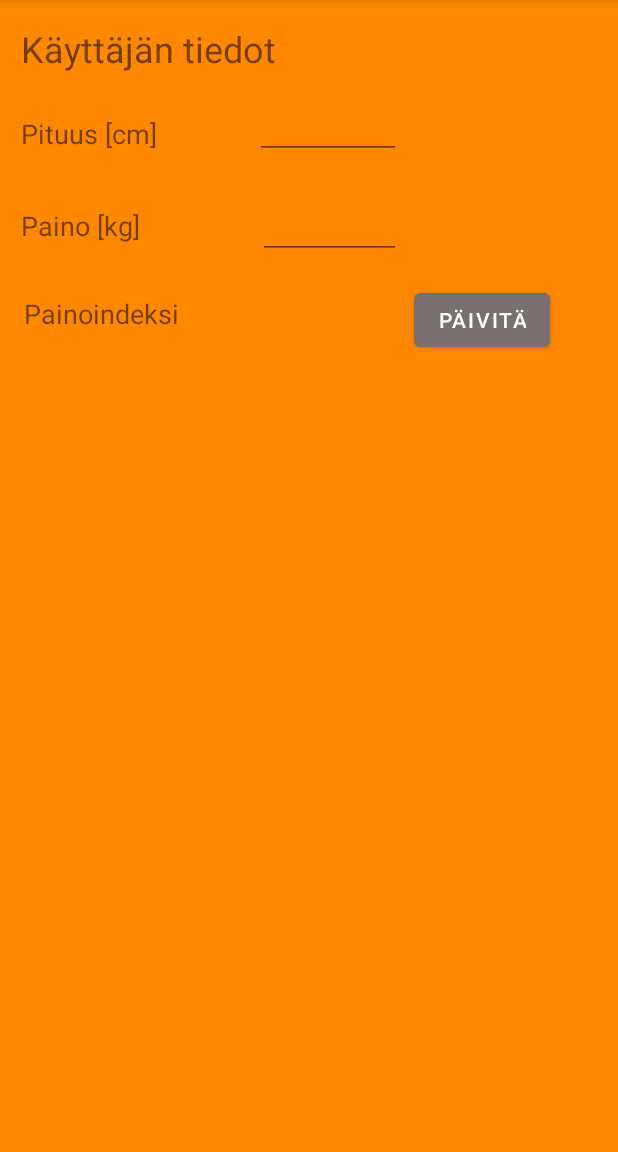
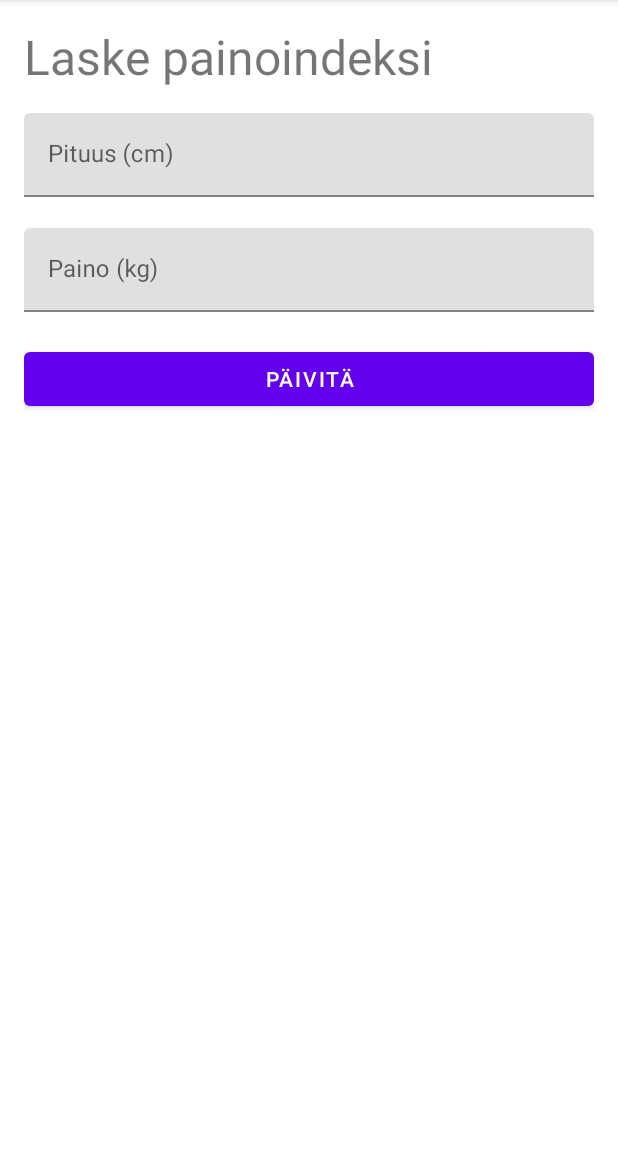
Before and after one commit to akseliekseli/EpicCO2App, an Android app: the fragment BMIFragment placed in its activity, on a phone screen of 412 x 824 dp, the part 84-1236 px from its top. Run offline under Robolectric (Android 15) with nearby library versions, the phone set to English and light mode, and no system bars; our stand-ins replace Firebase (no records; nobody signed in at launch, a user with empty details on screens opened directly), Volley.

Commit message:
Renamed files and improved BMIcalculator UI

```diff
--- a/app/src/main/java/com/example/epicco2app/SettingsFragment.java
+++ b/app/src/main/java/com/example/epicco2app/BMIFragment.java
@@ -6,22 +6,22 @@ import android.view.View;
 import android.view.ViewGroup;
 import android.widget.Button;
 import android.widget.EditText;
+import android.widget.LinearLayout;
 import android.widget.TextView;
+import android.widget.Toast;
 
 import androidx.annotation.NonNull;
 import androidx.annotation.Nullable;
 import androidx.constraintlayout.widget.ConstraintLayout;
 import androidx.fragment.app.Fragment;
 
-import com.google.firebase.auth.FirebaseAuth;
-
-import org.w3c.dom.Text;
+import com.google.android.material.textfield.TextInputLayout;
 
 import java.text.DecimalFormat;
 
-public class SettingsFragment extends Fragment {
+public class BMIFragment extends Fragment {
     private TextView bmiText,infoText;
-    private EditText heigthIn, weigthIn;
+    private TextInputLayout heigthIn, weigthIn;
     private Button button;
     String userID;
     IODatabase io;
@@ -29,9 +29,9 @@ public class SettingsFragment extends Fragment {
     @Nullable
     @Override
     public View onCreateView(@NonNull LayoutInflater inflater, @Nullable ViewGroup container, @Nullable Bundle savedInstanceState) {
-        ConstraintLayout layout = (ConstraintLayout) inflater.inflate(R.layout.fragment_settings, container, false);
-        heigthIn = (EditText) layout.findViewById(R.id.heigthIn);
-        weigthIn = (EditText) layout.findViewById(R.id.weigthIn);
+        LinearLayout layout = (LinearLayout) inflater.inflate(R.layout.fragment_settings, container, false);
+        heigthIn = (TextInputLayout) layout.findViewById(R.id.heigthIn);
+        weigthIn = (TextInputLayout) layout.findViewById(R.id.weigthIn);
         bmiText  = (TextView) layout.findViewById(R.id.bmiOut);
         infoText = (TextView) layout.findViewById(R.id.textView2);
         button = (Button) layout.findViewById(R.id.button2);
@@ -48,13 +48,13 @@ public class SettingsFragment extends Fragment {
     }
 
     public void upDate(){
-        float weight = Float.parseFloat(weigthIn.getText().toString());
-        float height = Float.parseFloat(heigthIn.getText().toString());
+        float weight = Float.parseFloat(weigthIn.getEditText().getText().toString());
+        float height = Float.parseFloat(heigthIn.getEditText().getText().toString());
         height = height/100;
         float bmi = (weight)/(height*height);
         DecimalFormat df = new DecimalFormat("#.#");
         String b = df.format(bmi);
-        bmiText.setText(b);
+        bmiText.setText("Painoindeksisi on " + b);
         if (bmi < 18.0 ){
             infoText.setText("Painoindeksin mukaan olet merkittävästi alipainoinen.");
         }else if(18.0<=bmi && bmi <= 19.9 ){
@@ -75,6 +75,7 @@ public class SettingsFragment extends Fragment {
         logObject.setHeight(height);
         logObject.setBmi(bmi);
         io.addWeightToDB(userID, logObject);
+        Toast.makeText(BMIFragment.this.getContext(), "Tiedot tilastoitu.", Toast.LENGTH_SHORT).show();
 
     }
 
--- a/app/src/main/java/com/example/epicco2app/FoodFragment.java
+++ b/app/src/main/java/com/example/epicco2app/FoodFragment.java
@@ -26,6 +26,9 @@ import org.json.JSONException;
 import org.json.JSONObject;
 
 import java.util.ArrayList;
+
+import static java.lang.Integer.parseInt;
+import static java.lang.Integer.valueOf;
 
 public class FoodFragment extends Fragment implements AdapterView.OnItemSelectedListener {
 
@@ -135,8 +138,8 @@ public class FoodFragment extends Fragment implements AdapterView.OnItemSelected
                         foodLogObject.setFromJSON(response);
                         io.addFoodToDB(userID, foodLogObject);
                         Log.v("Async", "API call successful");
-                        Toast.makeText(FoodFragment.this.getContext(), "Kirjauksesi onnistui.", Toast.LENGTH_SHORT).show();
-                        textView.setText("Tuotit näin paljon C02");
+                        Toast.makeText(FoodFragment.this.getContext(), "Tiedot tilastoitu.", Toast.LENGTH_SHORT).show();
+                        textView.setText("Tuotit " + foodLogObject.getTotal()/52 + " kg hiilidioksidia");
 
                     }
                 });
--- a/app/src/main/java/com/example/epicco2app/HomeActivity.java
+++ b/app/src/main/java/com/example/epicco2app/HomeActivity.java
@@ -1,7 +1,6 @@
 package com.example.epicco2app;
 
 import androidx.annotation.NonNull;
-import androidx.appcompat.app.ActionBar;
 import androidx.appcompat.app.ActionBarDrawerToggle;
 import androidx.appcompat.app.AppCompatActivity;
 import androidx.appcompat.widget.Toolbar;
@@ -10,19 +9,13 @@ import androidx.drawerlayout.widget.DrawerLayout;
 
 import android.content.Intent;
 import android.os.Bundle;
-import android.util.Log;
 import android.view.MenuItem;
 import android.widget.TextView;
 import android.widget.Toast;
 
-import com.example.epicco2app.ui.SignInActivity;
 import com.google.firebase.auth.FirebaseAuth;
 
-import org.json.JSONException;
-import org.json.JSONObject;
 import com.google.android.material.navigation.NavigationView;
-
-import java.util.ArrayList;
 
 public class HomeActivity extends AppCompatActivity implements NavigationView.OnNavigationItemSelectedListener {
     private DrawerLayout drawer;
@@ -108,7 +101,7 @@ public class HomeActivity extends AppCompatActivity implements NavigationView.On
                 break;
             case R.id.nav_settings:
                 getSupportFragmentManager().beginTransaction().replace(R.id.fragment_container,
-                        new SettingsFragment()).commit();
+                        new BMIFragment()).commit();
                 break;
             case R.id.nav_logout:
                 logOut();
--- /dev/null
+++ b/app/src/main/res/drawable/ic_bmi.xml
@@ -0,0 +1,10 @@
+<vector xmlns:android="http://schemas.android.com/apk/res/android"
+    android:width="24dp"
+    android:height="24dp"
+    android:viewportWidth="24"
+    android:viewportHeight="24"
+    android:tint="?attr/colorControlNormal">
+  <path
+      android:fillColor="@android:color/white"
+      android:pathData="M19,3H5C3.9,3 3,3.9 3,5v14c0,1.1 0.9,2 2,2h14c1.1,0 2,-0.9 2,-2V5C21,3.9 20.1,3 19,3zM13.03,7.06L14.09,6l1.41,1.41L16.91,6l1.06,1.06l-1.41,1.41l1.41,1.41l-1.06,1.06L15.5,9.54l-1.41,1.41l-1.06,-1.06l1.41,-1.41L13.03,7.06zM6.25,7.72h5v1.5h-5V7.72zM11.5,16h-2v2H8v-2H6v-1.5h2v-2h1.5v2h2V16zM18,17.25h-5v-1.5h5V17.25zM18,14.75h-5v-1.5h5V14.75z"/>
+</vector>
--- a/app/src/main/res/drawable/ic_settings.xml
+++ /dev/null
@@ -1,10 +0,0 @@
-<vector xmlns:android="http://schemas.android.com/apk/res/android"
-    android:width="24dp"
-    android:height="24dp"
-    android:viewportWidth="24"
-    android:viewportHeight="24"
-    android:tint="?attr/colorControlNormal">
-  <path
-      android:fillColor="@android:color/white"
-      android:pathData="M19.14,12.94c0.04,-0.3 0.06,-0.61 0.06,-0.94c0,-0.32 -0.02,-0.64 -0.07,-0.94l2.03,-1.58c0.18,-0.14 0.23,-0.41 0.12,-0.61l-1.92,-3.32c-0.12,-0.22 -0.37,-0.29 -0.59,-0.22l-2.39,0.96c-0.5,-0.38 -1.03,-0.7 -1.62,-0.94L14.4,2.81c-0.04,-0.24 -0.24,-0.41 -0.48,-0.41h-3.84c-0.24,0 -0.43,0.17 -0.47,0.41L9.25,5.35C8.66,5.59 8.12,5.92 7.63,6.29L5.24,5.33c-0.22,-0.08 -0.47,0 -0.59,0.22L2.74,8.87C2.62,9.08 2.66,9.34 2.86,9.48l2.03,1.58C4.84,11.36 4.8,11.69 4.8,12s0.02,0.64 0.07,0.94l-2.03,1.58c-0.18,0.14 -0.23,0.41 -0.12,0.61l1.92,3.32c0.12,0.22 0.37,0.29 0.59,0.22l2.39,-0.96c0.5,0.38 1.03,0.7 1.62,0.94l0.36,2.54c0.05,0.24 0.24,0.41 0.48,0.41h3.84c0.24,0 0.44,-0.17 0.47,-0.41l0.36,-2.54c0.59,-0.24 1.13,-0.56 1.62,-0.94l2.39,0.96c0.22,0.08 0.47,0 0.59,-0.22l1.92,-3.32c0.12,-0.22 0.07,-0.47 -0.12,-0.61L19.14,12.94zM12,15.6c-1.98,0 -3.6,-1.62 -3.6,-3.6s1.62,-3.6 3.6,-3.6s3.6,1.62 3.6,3.6S13.98,15.6 12,15.6z"/>
-</vector>
--- a/app/src/main/res/layout/fragment_settings.xml
+++ b/app/src/main/res/layout/fragment_settings.xml
@@ -1,128 +1,67 @@
 <?xml version="1.0" encoding="utf-8"?>
-<androidx.constraintlayout.widget.ConstraintLayout xmlns:android="http://schemas.android.com/apk/res/android"
+<LinearLayout xmlns:android="http://schemas.android.com/apk/res/android"
     xmlns:app="http://schemas.android.com/apk/res-auto"
     xmlns:tools="http://schemas.android.com/tools"
     android:id="@+id/editWeight"
     android:layout_width="match_parent"
     android:layout_height="match_parent"
-    android:background="@android:color/holo_orange_dark">
+    android:orientation="vertical"
+    android:padding="16dp">
 
 
     <TextView
         android:id="@+id/textView"
-        android:layout_width="215dp"
-        android:layout_height="31dp"
-        android:text="@string/k_ytt_j_n_tiedot"
-        android:textSize="24sp"
-        app:layout_constraintBottom_toBottomOf="parent"
-        app:layout_constraintEnd_toEndOf="parent"
-        app:layout_constraintHorizontal_bias="0.071"
-        app:layout_constraintStart_toStartOf="parent"
-        app:layout_constraintTop_toTopOf="parent"
-        app:layout_constraintVertical_bias="0.022" />
+        android:layout_width="match_parent"
+        android:layout_height="wrap_content"
+        android:text="Laske painoindeksi"
+        android:textSize="32dp"
+        android:paddingBottom="16dp"/>
+
+
+    <com.google.android.material.textfield.TextInputLayout
+        android:id="@+id/heigthIn"
+        android:layout_width="match_parent"
+        android:layout_height="wrap_content"
+        app:errorEnabled="true">
+
+        <com.google.android.material.textfield.TextInputEditText
+            android:layout_width="match_parent"
+            android:layout_height="wrap_content"
+            android:hint="Pituus (cm)"
+            android:inputType="number"/>
+
+    </com.google.android.material.textfield.TextInputLayout>
+
+    <com.google.android.material.textfield.TextInputLayout
+        android:id="@+id/weigthIn"
+        android:layout_width="match_parent"
+        android:layout_height="wrap_content"
+        app:errorEnabled="true">
+
+        <com.google.android.material.textfield.TextInputEditText
+            android:layout_width="match_parent"
+            android:layout_height="wrap_content"
+            android:hint="Paino (kg)"
+            android:inputType="number"/>
+
+    </com.google.android.material.textfield.TextInputLayout>
+
+    <Button
+        android:id="@+id/button2"
+        android:layout_width="match_parent"
+        android:layout_height="wrap_content"
+        android:text="Päivitä"/>
 
     <TextView
-        android:id="@+id/heightText"
-        android:layout_width="114dp"
-        android:layout_height="30dp"
-        android:text="Pituus [cm]"
-        android:textSize="18sp"
-        app:layout_constraintBottom_toBottomOf="parent"
-        app:layout_constraintEnd_toEndOf="parent"
-        app:layout_constraintHorizontal_bias="0.046"
-        app:layout_constraintStart_toStartOf="parent"
-        app:layout_constraintTop_toTopOf="parent"
-        app:layout_constraintVertical_bias="0.104" />
-
-    <TextView
-        android:id="@+id/weigthText"
-        android:layout_width="92dp"
-        android:layout_height="23dp"
-        android:text="Paino [kg]"
-        android:textSize="18sp"
-        app:layout_constraintBottom_toBottomOf="parent"
-        app:layout_constraintEnd_toEndOf="parent"
-        app:layout_constraintHorizontal_bias="0.043"
-        app:layout_constraintStart_toStartOf="parent"
-        app:layout_constraintTop_toTopOf="parent"
-        app:layout_constraintVertical_bias="0.185" />
-
-    <TextView
-        android:id="@+id/bmiText"
-        android:layout_width="105dp"
-        android:layout_height="29dp"
-        android:text="@string/painoindeksi"
-        android:textSize="18sp"
-        app:layout_constraintBottom_toBottomOf="parent"
-        app:layout_constraintEnd_toEndOf="parent"
-        app:layout_constraintHorizontal_bias="0.052"
-        app:layout_constraintStart_toStartOf="parent"
-        app:layout_constraintTop_toTopOf="parent"
-        app:layout_constraintVertical_bias="0.266" />
-
-    <EditText
-        android:id="@+id/heigthIn"
-        android:layout_width="97dp"
-        android:layout_height="47dp"
-        android:ems="10"
-        android:importantForAutofill="no"
-        android:inputType="numberDecimal"
-        app:layout_constraintBottom_toBottomOf="parent"
-        app:layout_constraintEnd_toEndOf="parent"
-        app:layout_constraintHorizontal_bias="0.541"
-        app:layout_constraintStart_toStartOf="parent"
-        app:layout_constraintTop_toTopOf="parent"
-        app:layout_constraintVertical_bias="0.081" />
-
-    <EditText
-        android:id="@+id/weigthIn"
-        android:layout_width="95dp"
-        android:layout_height="45dp"
-        android:ems="10"
-        android:importantForAutofill="no"
-        android:inputType="numberDecimal"
-        app:layout_constraintBottom_toBottomOf="parent"
-        app:layout_constraintEnd_toEndOf="parent"
-        app:layout_constraintHorizontal_bias="0.544"
-        app:layout_constraintStart_toStartOf="parent"
-        app:layout_constraintTop_toTopOf="parent"
-        app:layout_constraintVertical_bias="0.176" />
+        android:id="@+id/bmiOut"
+        android:layout_width="match_parent"
+        android:layout_height="wrap_content"
+        android:textSize="32dp"/>
 
     <TextView
         android:id="@+id/textView2"
-        android:layout_width="369dp"
-        android:layout_height="43dp"
-        android:text=""
-        app:layout_constraintBottom_toBottomOf="parent"
-        app:layout_constraintEnd_toEndOf="parent"
-        app:layout_constraintHorizontal_bias="0.38"
-        app:layout_constraintStart_toStartOf="parent"
-        app:layout_constraintTop_toTopOf="parent"
-        app:layout_constraintVertical_bias="0.351" />
+        android:layout_width="match_parent"
+        android:layout_height="wrap_content"
+        android:textSize="16dp"/>
 
-    <TextView
-        android:id="@+id/bmiOut"
-        android:layout_width="95dp"
-        android:layout_height="50dp"
-        android:textSize="18sp"
-        app:layout_constraintBottom_toBottomOf="parent"
-        app:layout_constraintEnd_toEndOf="parent"
-        app:layout_constraintHorizontal_bias="0.537"
-        app:layout_constraintStart_toStartOf="parent"
-        app:layout_constraintTop_toTopOf="parent"
-        app:layout_constraintVertical_bias="0.274" />
-
-    <Button
-        android:id="@+id/button2"
-        android:layout_width="wrap_content"
-        android:layout_height="wrap_content"
-        android:text="@string/p_ivit"
-        app:backgroundTint="#7A706F"
-        app:layout_constraintBottom_toBottomOf="parent"
-        app:layout_constraintEnd_toEndOf="parent"
-        app:layout_constraintHorizontal_bias="0.859"
-        app:layout_constraintStart_toStartOf="parent"
-        app:layout_constraintTop_toTopOf="parent"
-        app:layout_constraintVertical_bias="0.263" />
-
-</androidx.constraintlayout.widget.ConstraintLayout>
+</LinearLayout>
--- a/app/src/main/res/menu/drawer_menu.xml
+++ b/app/src/main/res/menu/drawer_menu.xml
@@ -8,15 +8,16 @@
         <item
             android:id="@+id/nav_food"
             android:icon="@drawable/ic_food"
-            android:title="Lisää ruoka" />
+            android:title="Ruoan C02 laskuri" />
+        <item
+            android:id="@+id/nav_settings"
+            android:icon="@drawable/ic_bmi"
+            android:title="Painoindeksilaskuri" />
         <item
             android:id="@+id/nav_statistics"
             android:icon="@drawable/ic_statistics"
             android:title="Tilastot" />
-        <item
-            android:id="@+id/nav_settings"
-            android:icon="@drawable/ic_settings"
-            android:title="Asetukset" />
+
     </group>
 
 
```
